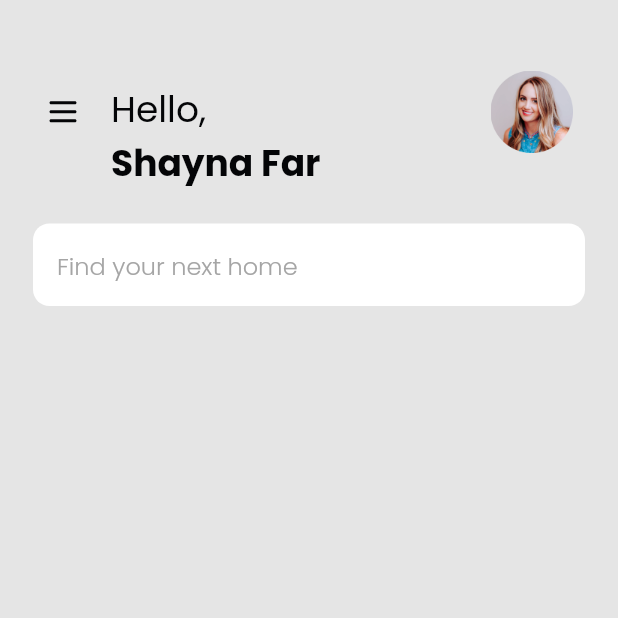
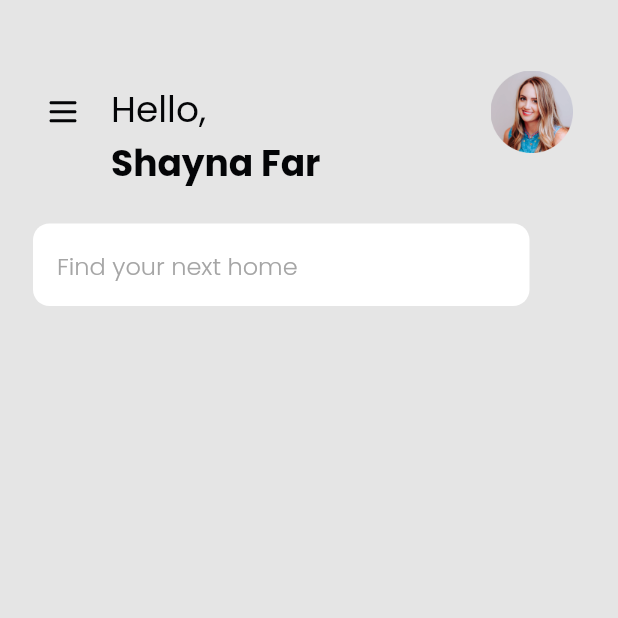
Before and after one commit to CristLoha/gelokos_ui, a Flutter app: the screen it shows after launch, on a phone screen of 412 x 824 dp, the top half of it. Run offline on Flutter 3.47's test engine with Material 2 defaults, Android fonts, the light colour scheme and no system bars; our stand-ins replace flutter_svg, google_fonts.

Commit message:
add WIDGET ROW

```diff
--- a/lib/ui/pages/home_page.dart
+++ b/lib/ui/pages/home_page.dart
@@ -54,7 +54,9 @@ class HomePage extends StatelessWidget {
     Widget searchBox() {
       return Padding(
         padding: const EdgeInsets.symmetric(horizontal: 22),
-        child: Container(
+        child: Row(
+          children: [
+            Container(
               width: 331,
               height: 55,
               padding: const EdgeInsets.symmetric(
@@ -75,6 +77,8 @@ class HomePage extends StatelessWidget {
                 ),
               ),
             ),
+          ],
+        ),
       );
     }
 
```
Lines whose indentation alone changed are shown as unchanged.
